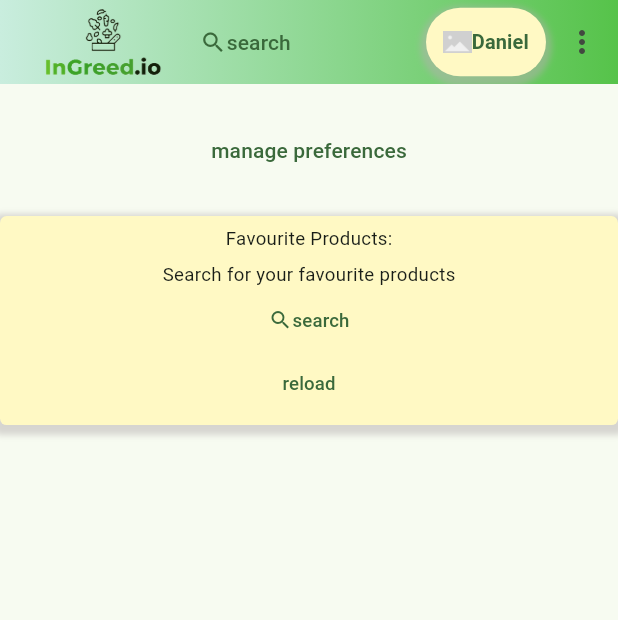
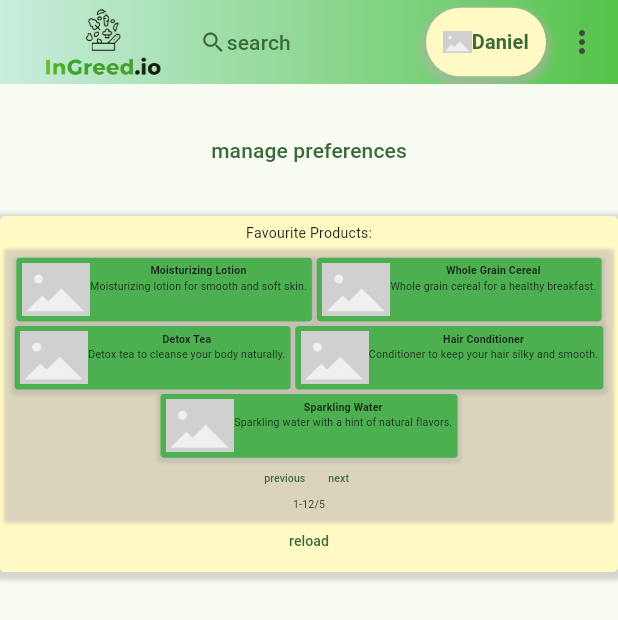
Before and after one commit to IO2-InGreed1/IO2_InGreed.io-1, a Flutter app: the screen it shows after launch, after a tap on "Client pov", on a phone screen of 412 x 824 dp. Shown: the top 620 px of the screen. Run offline on Flutter 3.47's test engine with Material 3 defaults, Android fonts, the phone set to English and light mode, and no system bars; our stand-ins replace dart_mappable, flutter_bloc, flutter_rating_bar, hydrated_bloc, image_picker, loading_animation_widget; missing offline and left inert: omni_datetime_picker; generated files the repository leaves out were written again.

Commit message:
jeszcze ulepszenie bazy danych i search screenów

```diff
--- a/Frontend/ingreedio_front/lib/database/database_mockup.dart
+++ b/Frontend/ingreedio_front/lib/database/database_mockup.dart
@@ -1,5 +1,4 @@
 import 'dart:math';
-
 import 'package:ingreedio_front/logic/admins.dart';
 import 'package:ingreedio_front/database/databse.dart';
 import 'package:ingreedio_front/logic/filters.dart';
@@ -8,7 +7,7 @@ import 'package:ingreedio_front/logic/users.dart';
 
 class MockupUserDatabase extends UserDatabse
 {
-  static Client mockClient=Client.fromAllData(id: 10, isBlocked: false, mail: 'XD@foo.com', password: null, username: 'Daniel', favoriteProducts: [],);
+  static Client mockClient=Client.fromAllData(id: 10, isBlocked: false, mail: 'XD@foo.com', password: null, username: 'Daniel', favoriteProducts: MockupProductDatabase.filled(MockupIngredientDatabase.filled()).products.getRange(7, 12).toList(),);
   static Producer mockProucer=Producer.fromAllData(companyName: 'C1', nip: '123', representativeName: 'Paweł', representativeSurname: 'Dzik', telephoneNumber: '2137');
   static Moderator mockModerator=Moderator.fromAllData(moderatorNumber: 1,editedOpinionList: []);
   static Admin mockAdmin=Admin.fromAllData(controlPanel: ControlPanel());
@@ -49,40 +48,28 @@ class MockupUserDatabase extends UserDatabse
       Client.fromAllData(id: 2, isBlocked: true, mail:
       "mail3", password: "p3", username: "u3", favoriteProducts: [products[2],products[3]])
     );
+    List<Ingredient> foodIngredients = ingredients.where((ingredient) => ingredient.id <= 20).toList();
+  List<Ingredient> cosmeticIngredients = ingredients.where((ingredient) => ingredient.id > 20 && ingredient.id <= 40).toList();
+  List<Ingredient> drinkIngredients = ingredients.where((ingredient) => ingredient.id > 40).toList();
     preferences.add(
-      Preference.fromAllData(allergens: [ingredients[0]], id: 0,
+      Preference.fromAllData(allergens: [foodIngredients[0]], id: 0,
       category: Category.food,
-       name: "my food preference", prefered: [ingredients[1]], client: clients[1])
+       name: "my food preference", prefered: [foodIngredients[5]], client: clients[1])
     );
     preferences.add(
-      Preference.fromAllData(allergens: [ingredients[0]], id: 0,
+      Preference.fromAllData(allergens: [drinkIngredients[0],drinkIngredients[6]], id: 0,
       category: Category.drink,
-       name: "my drink preference", prefered: [ingredients[1]], client: clients[1])
+       name: "my drink preference", prefered: [drinkIngredients[3]], client: clients[1])
     );
     preferences.add(
-      Preference.fromAllData(allergens: [ingredients[0]], id: 0,
+      Preference.fromAllData(allergens: [cosmeticIngredients[0]], id: 0,
       category: Category.cosmetics,
-       name: "my cosmetics preference", prefered: [ingredients[1]], client: clients[1])
+       name: "my cosmetics preference", prefered: [cosmeticIngredients[3],cosmeticIngredients[5]], client: clients[1])
     );
     preferences.add(
-      Preference.fromAllData(allergens: [ingredients[0]], id: 0,
+      Preference.fromAllData(allergens: [cosmeticIngredients[0],foodIngredients[0],drinkIngredients[0],drinkIngredients[6]], id: 0,
       category: null,
-       name: "my general preference", prefered: [ingredients[1]], client: clients[1])
-    );
-    preferences.add(
-      Preference.fromAllData(allergens: [ingredients[0],ingredients[2]], id: 1,
-      category: null,
-       name: "pref2", prefered: [ingredients[1]], client: clients[0])
-    );
-    preferences.add(
-      Preference.fromAllData(allergens: [ingredients[3],ingredients[4],ingredients[1]], id: 2,
-      category: null,
-       name: "pref3", prefered: [ingredients[0]], client: clients[2])
-    );
-    preferences.add(
-      Preference.fromAllData(allergens: [ingredients[1],ingredients[2]], id: 3,
-      category: Category.cosmetics,
-       name: "pref1", prefered: [ingredients[3]], client: clients[0])
+       name: "my general preference", prefered: [], client: clients[1])
     );
   }
   List<Client> clients;
@@ -158,78 +145,198 @@ class MockupProductDatabase extends ProductDatabse
       Producer.fromAllData(companyName:
       "C3", nip: "2137", representativeName: "name3", representativeSurname: "surname1", telephoneNumber: "49-2")
     );
-    final productNames = [
-  'Herbal Shampoo',
-  'Organic Juice',
-  'Nourishing Cream',
-  'Protein Bar',
-  'Mineral Water',
-  'Anti-Aging Serum',
-  'Energy Drink',
-  'Moisturizing Lotion',
-  'Whole Grain Cereal',
-  'Detox Tea',
-  'Hair Conditioner',
-  'Sparkling Water',
-  'Lip Balm',
-  'Fruit Smoothie',
-  'Hand Sanitizer',
-  'Granola Bar',
-  'Body Wash',
-  'Green Tea',
-  'Face Mask',
-  'Vegetable Soup',
-  'Aftershave Lotion',
-  'Protein Shake',
-  'Shaving Cream',
-  'Almond Milk',
-  'Hydrating Gel',
-  'Coconut Water',
-  'Sunscreen',
-  'Tomato Juice',
-  'Foot Cream',
-  'Energy Bar',
+    final productData = [
+  {
+    'name': 'Herbal Shampoo',
+    'description': 'A refreshing herbal shampoo for daily use.',
+    'category': Category.cosmetics,
+    'ingredients': [21, 22, 23, 29, 30],
+  },
+  {
+    'name': 'Organic Juice',
+    'description': 'Pure organic juice with no added sugars.',
+    'category': Category.drink,
+    'ingredients': [42, 44, 45, 53, 54],
+  },
+  {
+    'name': 'Nourishing Cream',
+    'description': 'A nourishing cream to revitalize your skin.',
+    'category': Category.cosmetics,
+    'ingredients': [22, 23, 25, 26, 28],
+  },
+  {
+    'name': 'Protein Bar',
+    'description': 'A protein bar packed with nutrients.',
+    'category': Category.food,
+    'ingredients': [3, 7, 9, 12, 13],
+  },
+  {
+    'name': 'Mineral Water',
+    'description': 'Natural mineral water sourced from the mountains.',
+    'category': Category.drink,
+    'ingredients': [41, 43, 44],
+  },
+  {
+    'name': 'Anti-Aging Serum',
+    'description': 'An anti-aging serum with advanced formula.',
+    'category': Category.cosmetics,
+    'ingredients': [21, 24, 25, 28],
+  },
+  {
+    'name': 'Energy Drink',
+    'description': 'Energy drink to keep you going all day.',
+    'category': Category.drink,
+    'ingredients': [41, 43, 44, 47],
+  },
+  {
+    'name': 'Moisturizing Lotion',
+    'description': 'Moisturizing lotion for smooth and soft skin.',
+    'category': Category.cosmetics,
+    'ingredients': [21, 22, 26, 27, 30],
+  },
+  {
+    'name': 'Whole Grain Cereal',
+    'description': 'Whole grain cereal for a healthy breakfast.',
+    'category': Category.food,
+    'ingredients': [3, 10, 12, 13],
+  },
+  {
+    'name': 'Detox Tea',
+    'description': 'Detox tea to cleanse your body naturally.',
+    'category': Category.drink,
+    'ingredients': [5, 29, 45, 54],
+  },
+  {
+    'name': 'Hair Conditioner',
+    'description': 'Conditioner to keep your hair silky and smooth.',
+    'category': Category.cosmetics,
+    'ingredients': [22, 23, 27, 30],
+  },
+  {
+    'name': 'Sparkling Water',
+    'description': 'Sparkling water with a hint of natural flavors.',
+    'category': Category.drink,
+    'ingredients': [41, 44, 53],
+  },
+  {
+    'name': 'Lip Balm',
+    'description': 'Lip balm to keep your lips hydrated.',
+    'category': Category.cosmetics,
+    'ingredients': [22, 26, 28],
+  },
+  {
+    'name': 'Fruit Smoothie',
+    'description': 'Delicious fruit smoothie for a healthy snack.',
+    'category': Category.drink,
+    'ingredients': [42, 48, 50, 53],
+  },
+  {
+    'name': 'Hand Sanitizer',
+    'description': 'Hand sanitizer to keep your hands germ-free.',
+    'category': Category.cosmetics,
+    'ingredients': [22, 26, 28, 29],
+  },
+  {
+    'name': 'Granola Bar',
+    'description': 'Granola bar for a quick and healthy snack.',
+    'category': Category.food,
+    'ingredients': [3, 10, 12, 17],
+  },
+  {
+    'name': 'Body Wash',
+    'description': 'Body wash with natural ingredients.',
+    'category': Category.cosmetics,
+    'ingredients': [21, 22, 26, 29],
+  },
+  {
+    'name': 'Green Tea',
+    'description': 'Green tea with a soothing aroma.',
+    'category': Category.drink,
+    'ingredients': [5, 29, 45, 54],
+  },
+  {
+    'name': 'Face Mask',
+    'description': 'Face mask to rejuvenate your skin.',
+    'category': Category.cosmetics,
+    'ingredients': [21, 22, 24, 28],
+  },
+  {
+    'name': 'Vegetable Soup',
+    'description': 'Hearty vegetable soup for a nutritious meal.',
+    'category': Category.food,
+    'ingredients': [6, 8, 9, 13],
+  },
+  {
+    'name': 'Aftershave Lotion',
+    'description': 'Aftershave lotion to soothe your skin.',
+    'category': Category.cosmetics,
+    'ingredients': [22, 26, 28],
+  },
+  {
+    'name': 'Protein Shake',
+    'description': 'Protein shake for muscle recovery.',
+    'category': Category.drink,
+    'ingredients': [7, 43, 48, 50],
+  },
+  {
+    'name': 'Shaving Cream',
+    'description': 'Rich shaving cream for a smooth shave.',
+    'category': Category.cosmetics,
+    'ingredients': [22, 24, 26, 28],
+  },
+  {
+    'name': 'Almond Milk',
+    'description': 'Almond milk with a rich, creamy taste.',
+    'category': Category.drink,
+    'ingredients': [42, 44, 50],
+  },
+  {
+    'name': 'Hydrating Gel',
+    'description': 'Hydrating gel for all-day moisture.',
+    'category': Category.cosmetics,
+    'ingredients': [22, 25, 27, 28],
+  },
+  {
+    'name': 'Coconut Water',
+    'description': 'Refreshing coconut water to hydrate naturally.',
+    'category': Category.drink,
+    'ingredients': [41, 44, 51],
+  },
+  {
+    'name': 'Sunscreen',
+    'description': 'Sunscreen to protect your skin from UV rays.',
+    'category': Category.cosmetics,
+    'ingredients': [22, 24, 26, 27],
+  },
+  {
+    'name': 'Tomato Juice',
+    'description': 'Tomato juice rich in vitamins and minerals.',
+    'category': Category.drink,
+    'ingredients': [4, 42, 44],
+  },
+  {
+    'name': 'Foot Cream',
+    'description': 'Foot cream to keep your feet soft and smooth.',
+    'category': Category.cosmetics,
+    'ingredients': [22, 26, 27, 28],
+  },
+  {
+    'name': 'Energy Bar',
+    'description': 'Energy bar to fuel your active lifestyle.',
+    'category': Category.food,
+    'ingredients': [3, 7, 9, 12],
+  },
 ];
-    final productDescriptions = [
-  'A refreshing herbal shampoo for daily use.',
-  'Pure organic juice with no added sugars.',
-  'A nourishing cream to revitalize your skin.',
-  'A protein bar packed with nutrients.',
-  'Natural mineral water sourced from the mountains.',
-  'An anti-aging serum with advanced formula.',
-  'Energy drink to keep you going all day.',
-  'Moisturizing lotion for smooth and soft skin.',
-  'Whole grain cereal for a healthy breakfast.',
-  'Detox tea to cleanse your body naturally.',
-  'Conditioner to keep your hair silky and smooth.',
-  'Sparkling water with a hint of natural flavors.',
-  'Lip balm to keep your lips hydrated.',
-  'Delicious fruit smoothie for a healthy snack.',
-  'Hand sanitizer to keep your hands germ-free.',
-  'Granola bar for a quick and healthy snack.',
-  'Body wash with natural ingredients.',
-  'Green tea with a soothing aroma.',
-  'Face mask to rejuvenate your skin.',
-  'Hearty vegetable soup for a nutritious meal.',
-  'Aftershave lotion to soothe your skin.',
-  'Protein shake for muscle recovery.',
-  'Rich shaving cream for a smooth shave.',
-  'Almond milk with a rich, creamy taste.',
-  'Hydrating gel for all-day moisture.',
-  'Refreshing coconut water to hydrate naturally.',
-  'Sunscreen to protect your skin from UV rays.',
-  'Tomato juice rich in vitamins and minerals.',
-  'Foot cream to keep your feet soft and smooth.',
-  'Energy bar to fuel your active lifestyle.',
-];
-    for (int i = 0; i < 30; i++) {
+  for (int i = 0; i < productData.length; i++) {
+    final data = productData[i];
+    final productIngredients = data['ingredients'] as List<int>;
     products.add(
       Product.fromAllData(
         id: i + 1,
-        name: productNames[i],
-        description: productDescriptions[i],
-        category: Category.values[i % Category.values.length],
-        ingredients: List.generate(5, (index) => ingredients[(i + index) % ingredients.length]),
+        name: data['name'] as String,
+        description: data['description'] as String,
+        category: data['category'] as Category,
+        ingredients: productIngredients.map((id) => ingredients.firstWhere((ing) => ing.id == id)).toList(),
         producer: producers[i % producers.length],
         promotionUntil: DateTime.now().add(Duration(days: (i + 1) * 10)),
       ),
@@ -312,17 +419,72 @@ class MockupIngredientDatabase extends IngredientDatabase
   MockupIngredientDatabase.filled():ingredients=List.empty(growable: true)
   {
     ingredients = [
-    Ingredient.fromAllData(id: 1, name: 'Water',iconURL: ""),
-    Ingredient.fromAllData(id: 2, name: 'Sugar',iconURL: ""),
-    Ingredient.fromAllData(id: 3, name: 'Salt',iconURL: ""),
-    Ingredient.fromAllData(id: 4, name: 'Flavoring',iconURL: ""),
-    Ingredient.fromAllData(id: 5, name: 'Preservatives',iconURL: ""),
-    Ingredient.fromAllData(id: 6, name: 'Citric Acid',iconURL: ""),
-    Ingredient.fromAllData(id: 7, name: 'Sodium Benzoate',iconURL: ""),
-    Ingredient.fromAllData(id: 8, name: 'Vitamin C',iconURL: ""),
-    Ingredient.fromAllData(id: 9, name: 'Calcium',iconURL: ""),
-    Ingredient.fromAllData(id: 10, name: 'Iron',iconURL: ""),
-    ];
+  // Food Ingredients
+  Ingredient.fromAllData(id: 1, name: 'Water'),
+  Ingredient.fromAllData(id: 2, name: 'Salt'),
+  Ingredient.fromAllData(id: 3, name: 'Whole Grains'),
+  Ingredient.fromAllData(id: 4, name: 'Fruit Extract'),
+  Ingredient.fromAllData(id: 5, name: 'Tea Leaves'),
+  Ingredient.fromAllData(id: 6, name: 'Vegetables'),
+  Ingredient.fromAllData(id: 7, name: 'Protein'),
+  Ingredient.fromAllData(id: 8, name: 'Vitamin C'),
+  Ingredient.fromAllData(id: 9, name: 'Calcium'),
+  Ingredient.fromAllData(id: 10, name: 'Oats'),
+  Ingredient.fromAllData(id: 11, name: 'Honey'),
+  Ingredient.fromAllData(id: 12, name: 'Nuts'),
+  Ingredient.fromAllData(id: 13, name: 'Seeds'),
+  Ingredient.fromAllData(id: 14, name: 'Coconut'),
+  Ingredient.fromAllData(id: 15, name: 'Spices'),
+  Ingredient.fromAllData(id: 16, name: 'Herbs'),
+  Ingredient.fromAllData(id: 17, name: 'Dried Fruits'),
+  Ingredient.fromAllData(id: 18, name: 'Pea Protein'),
+  Ingredient.fromAllData(id: 19, name: 'Rice Protein'),
+  Ingredient.fromAllData(id: 20, name: 'Potato Starch'),
+
+  // Cosmetic Ingredients
+  Ingredient.fromAllData(id: 21, name: 'Aloe Vera'),
+  Ingredient.fromAllData(id: 22, name: 'Shea Butter'),
+  Ingredient.fromAllData(id: 23, name: 'Essential Oils'),
+  Ingredient.fromAllData(id: 24, name: 'Collagen'),
+  Ingredient.fromAllData(id: 25, name: 'Hyaluronic Acid'),
+  Ingredient.fromAllData(id: 26, name: 'Coconut Oil'),
+  Ingredient.fromAllData(id: 27, name: 'Glycerin'),
+  Ingredient.fromAllData(id: 28, name: 'Vitamin E'),
+  Ingredient.fromAllData(id: 29, name: 'Green Tea Extract'),
+  Ingredient.fromAllData(id: 30, name: 'Chamomile Extract'),
+  Ingredient.fromAllData(id: 31, name: 'Lavender Oil'),
+  Ingredient.fromAllData(id: 32, name: 'Rosehip Oil'),
+  Ingredient.fromAllData(id: 33, name: 'Jojoba Oil'),
+  Ingredient.fromAllData(id: 34, name: 'Avocado Oil'),
+  Ingredient.fromAllData(id: 35, name: 'Argan Oil'),
+  Ingredient.fromAllData(id: 36, name: 'Almond Oil'),
+  Ingredient.fromAllData(id: 37, name: 'Beeswax'),
+  Ingredient.fromAllData(id: 38, name: 'Vitamin A'),
+  Ingredient.fromAllData(id: 39, name: 'Sunflower Oil'),
+  Ingredient.fromAllData(id: 40, name: 'Cucumber Extract'),
+
+  // Drink Ingredients
+  Ingredient.fromAllData(id: 41, name: 'Carbonated Water'),
+  Ingredient.fromAllData(id: 42, name: 'Fruit Juice'),
+  Ingredient.fromAllData(id: 43, name: 'Electrolytes'),
+  Ingredient.fromAllData(id: 44, name: 'Natural Flavors'),
+  Ingredient.fromAllData(id: 45, name: 'Green Tea'),
+  Ingredient.fromAllData(id: 46, name: 'Black Tea'),
+  Ingredient.fromAllData(id: 47, name: 'Coffee Extract'),
+  Ingredient.fromAllData(id: 48, name: 'Milk'),
+  Ingredient.fromAllData(id: 49, name: 'Soy Milk'),
+  Ingredient.fromAllData(id: 50, name: 'Almond Milk'),
+  Ingredient.fromAllData(id: 51, name: 'Coconut Water'),
+  Ingredient.fromAllData(id: 52, name: 'Maple Syrup'),
+  Ingredient.fromAllData(id: 53, name: 'Lemon Juice'),
+  Ingredient.fromAllData(id: 54, name: 'Mint'),
+  Ingredient.fromAllData(id: 55, name: 'Ginger'),
+  Ingredient.fromAllData(id: 56, name: 'Turmeric'),
+  Ingredient.fromAllData(id: 57, name: 'Chia Seeds'),
+  Ingredient.fromAllData(id: 58, name: 'Kale'),
+  Ingredient.fromAllData(id: 59, name: 'Spirulina'),
+  Ingredient.fromAllData(id: 60, name: 'Cinnamon'),
+];
   }
   @override
   Future<List<Ingredient>> getAllIngredients()async {
--- a/Frontend/ingreedio_front/lib/logic/products.dart
+++ b/Frontend/ingreedio_front/lib/logic/products.dart
@@ -72,7 +72,7 @@ class Ingredient with IngredientMappable
   String name;
   String iconURL;
   @MappableConstructor()
-  Ingredient.fromAllData({required this.iconURL,required this.id,required this.name});
+  Ingredient.fromAllData({this.iconURL="",required this.id,required this.name});
   @override String toString() {
     return name;
   }
--- a/Frontend/ingreedio_front/lib/logic/products.mapper.dart
+++ b/Frontend/ingreedio_front/lib/logic/products.mapper.dart
@@ -242,7 +242,7 @@ class IngredientMapper extends ClassMapperBase<Ingredient> {
 
   static String _$iconURL(Ingredient v) => v.iconURL;
   static const Field<Ingredient, String> _f$iconURL =
-      Field('iconURL', _$iconURL);
+      Field('iconURL', _$iconURL, opt: true, def: "");
   static int _$id(Ingredient v) => v.id;
   static const Field<Ingredient, int> _f$id = Field('id', _$id);
   static String _$name(Ingredient v) => v.name;
--- a/Frontend/ingreedio_front/lib/ui/client_screen.dart
+++ b/Frontend/ingreedio_front/lib/ui/client_screen.dart
@@ -97,7 +97,7 @@ class ClientScreen extends StatelessWidget {
                     ),
                     StandardDecorator(
                       color: Theme.of(context).colorScheme.secondary,
-                      child: const SizedBox(width:450,child: LabelWidget(
+                      child: const SizedBox(width:600,child: LabelWidget(
                         isHorizontal: false,
                         label: "Favourite Products:",
                         child: FavouriteProductSearchScreen()))
@@ -136,7 +136,7 @@ class ClientScreen extends StatelessWidget {
     //return Scaffold(appBar: getAppBar(context),body: getBody(context),);
     return LayoutBuilder(
       builder: (context,constraints) {
-        bool withProfile=constraints.maxWidth>650;
+        bool withProfile=constraints.maxWidth>825;
         return Scaffold(appBar: getAppBar(context,withClientProfile: !withProfile,buttonSubmenu: !withProfile),
         body: getBody(context,withClientProfile: withProfile),);
       }
--- a/Frontend/ingreedio_front/lib/ui/product_search_screen.dart
+++ b/Frontend/ingreedio_front/lib/ui/product_search_screen.dart
@@ -73,9 +73,9 @@ class _ProductSearchScreenState extends SearchScreenState<Product> {
   @override
   Widget putWidgets(Widget listWidget,Widget filterWidget)
   {
-    int listFlex=9,filterFlex=5;
+    int listFlex=3,filterFlex=1;
     double sum=listFlex+filterFlex.toDouble();
-    double pixelPerFlex=370/filterFlex;
+    double pixelPerFlex=300/filterFlex;
     return LayoutBuilder(
       builder: (context,constraints) {
         if(constraints.maxWidth<pixelPerFlex*sum)
@@ -83,7 +83,7 @@ class _ProductSearchScreenState extends SearchScreenState<Product> {
           return Row(mainAxisAlignment: MainAxisAlignment.end,
           children: [
             Expanded(flex: listFlex,child: StandardDecorator(child: listWidget)),
-            Expanded(flex: filterFlex,child: StandardDecorator(child: filterWidget))
+            Expanded(flex: filterFlex,child: Align(alignment: Alignment.topRight,child: StandardDecorator(child: filterWidget)))
             ],
            );
         }
@@ -92,7 +92,7 @@ class _ProductSearchScreenState extends SearchScreenState<Product> {
           return Row(mainAxisAlignment: MainAxisAlignment.end,
           children: [
            Expanded(flex: listFlex,child: Center(child: SizedBox(width: pixelPerFlex*listFlex,child: StandardDecorator(child: listWidget)))),
-           Expanded(flex: filterFlex,child: Center(child: SizedBox(width: pixelPerFlex*filterFlex,child: StandardDecorator(child: filterWidget))))],
+           Expanded(flex: filterFlex,child: Align(alignment: Alignment.topRight,child: SizedBox(width: pixelPerFlex*filterFlex,child: StandardDecorator(child: filterWidget))))],
            );
         }
       }
@@ -210,7 +210,7 @@ class _FavouriteProductSearchScreenState extends _ProductSearchScreenState
   {
     return Column(
       children: [
-        listWidget,
+        StandardDecorator(color: Colors.transparent,child: listWidget),
         reloadButton
       ],
     );
--- a/Frontend/ingreedio_front/lib/ui/search_screen.dart
+++ b/Frontend/ingreedio_front/lib/ui/search_screen.dart
@@ -78,8 +78,6 @@ abstract class SearchScreenState<T> extends State<SearchScreen<T>> {
   //list widget
   Widget getListWidget(List<T> list,BuildContext context)
   {
-    return LayoutBuilder(
-      builder: (context,constraints) {
         //columns=widget.maxColumns;
         //rows=widget.maxRows;
         //if(columns>widget.maxColumns) columns=widget.maxColumns;
@@ -91,8 +89,6 @@ abstract class SearchScreenState<T> extends State<SearchScreen<T>> {
             listControlWidgets
           ],
         );
-      }
-    );
   }
   Widget get applyButton
   {
```
